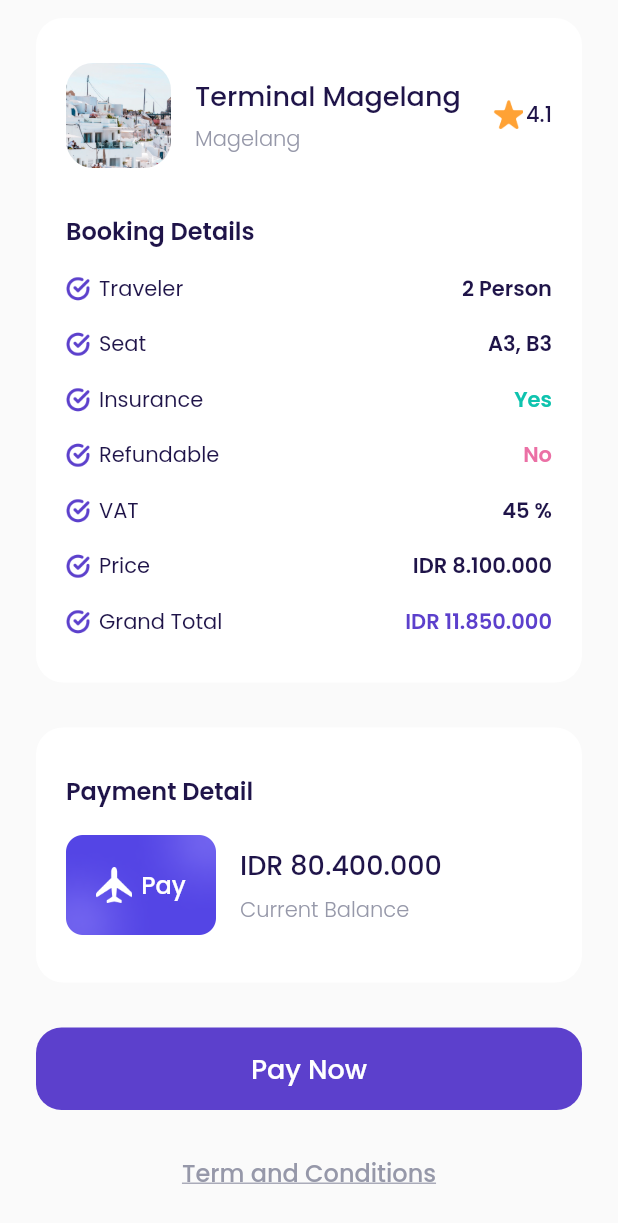
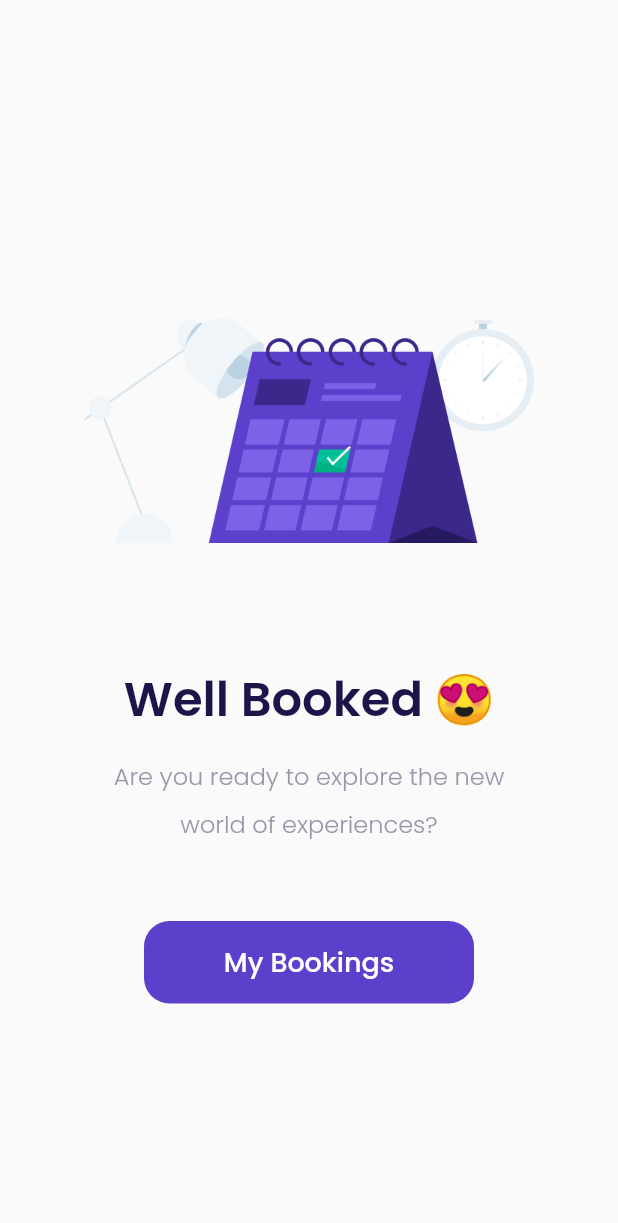
Before and after one commit to excaandita/RamayanaTravel, a Flutter app: the CheckoutPage screen opened directly, scrolled down 200 dp, after a tap on "Pay Now", on a phone screen of 412 x 824 dp. Shown: the top 1223 px of the screen. Run offline on Flutter 3.47's test engine with Material 2 defaults, Android fonts, the phone set to English and light mode, and no system bars; our stand-ins replace google_fonts.

Commit message:
success_page

```diff
--- a/lib/ui/pages/checkout_page.dart
+++ b/lib/ui/pages/checkout_page.dart
@@ -1,5 +1,6 @@
 import 'package:flutter/material.dart';
 import 'package:travelapp/shared/theme.dart';
+import 'package:travelapp/ui/pages/success_checkout_page.dart';
 import 'package:travelapp/ui/widgets/booking_details_item.dart';
 import 'package:travelapp/ui/widgets/custom_button.dart';
 
@@ -295,7 +296,14 @@ class CheckoutPage extends StatelessWidget {
       return CustomButton(
         margin: EdgeInsets.only(top: 30),
         title: 'Pay Now',
-        onPressed: () {},
+        onPressed: () {
+          Navigator.push(
+            context,
+            MaterialPageRoute(
+              builder: (context) => SuccessCheckoutPage(),
+            ),
+          );
+        },
       );
     }
 
--- /dev/null
+++ b/lib/ui/pages/success_checkout_page.dart
@@ -0,0 +1,65 @@
+import 'package:flutter/material.dart';
+import 'package:travelapp/shared/theme.dart';
+import 'package:travelapp/ui/widgets/custom_button.dart';
+
+class SuccessCheckoutPage extends StatelessWidget {
+  const SuccessCheckoutPage({Key? key}) : super(key: key);
+
+  @override
+  Widget build(BuildContext context) {
+    return Scaffold(
+      backgroundColor: kBackgroundColor,
+      body: Center(
+        child: Column(
+          children: [
+            Container(
+              margin: EdgeInsets.only(top: 212),
+              width: 300,
+              height: 150,
+              decoration: BoxDecoration(
+                image: DecorationImage(
+                  image: AssetImage('assets/image_success.png'),
+                ),
+              ),
+            ),
+            Container(
+              margin: EdgeInsets.only(top: 80),
+              child: Column(
+                children: [
+                  Text(
+                    'Well Booked 😍',
+                    style: blackTextStyle.copyWith(
+                      fontSize: 32,
+                      fontWeight: semiBold,
+                    ),
+                  ),
+                  SizedBox(
+                    height: 10,
+                  ),
+                  Text(
+                    'Are you ready to explore the new\nworld of experiences?',
+                    style: greyTextStyle.copyWith(
+                      fontWeight: light,
+                      fontSize: 16,
+                      height: 2.0,
+                    ),
+                    textAlign: TextAlign.center,
+                  ),
+                  CustomButton(
+                    margin: EdgeInsets.only(top: 50),
+                    width: 220,
+                    title: 'My Bookings',
+                    onPressed: () {
+                      Navigator.pushNamedAndRemoveUntil(
+                          context, '/main', (route) => false);
+                    },
+                  ),
+                ],
+              ),
+            ),
+          ],
+        ),
+      ),
+    );
+  }
+}
```
